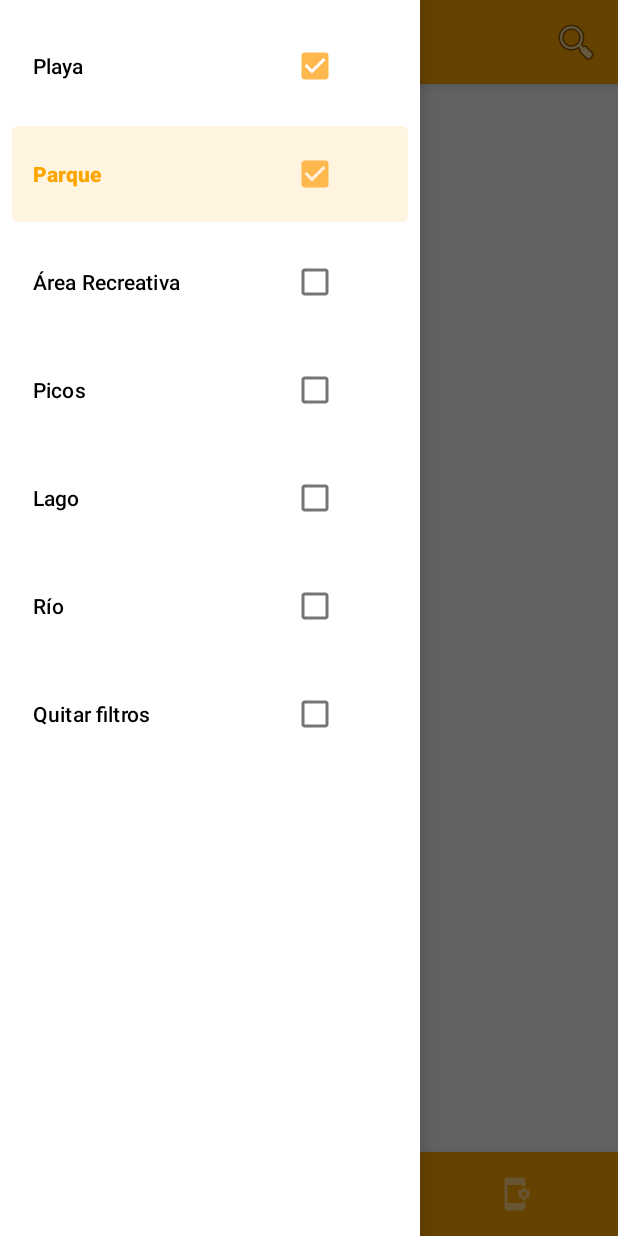
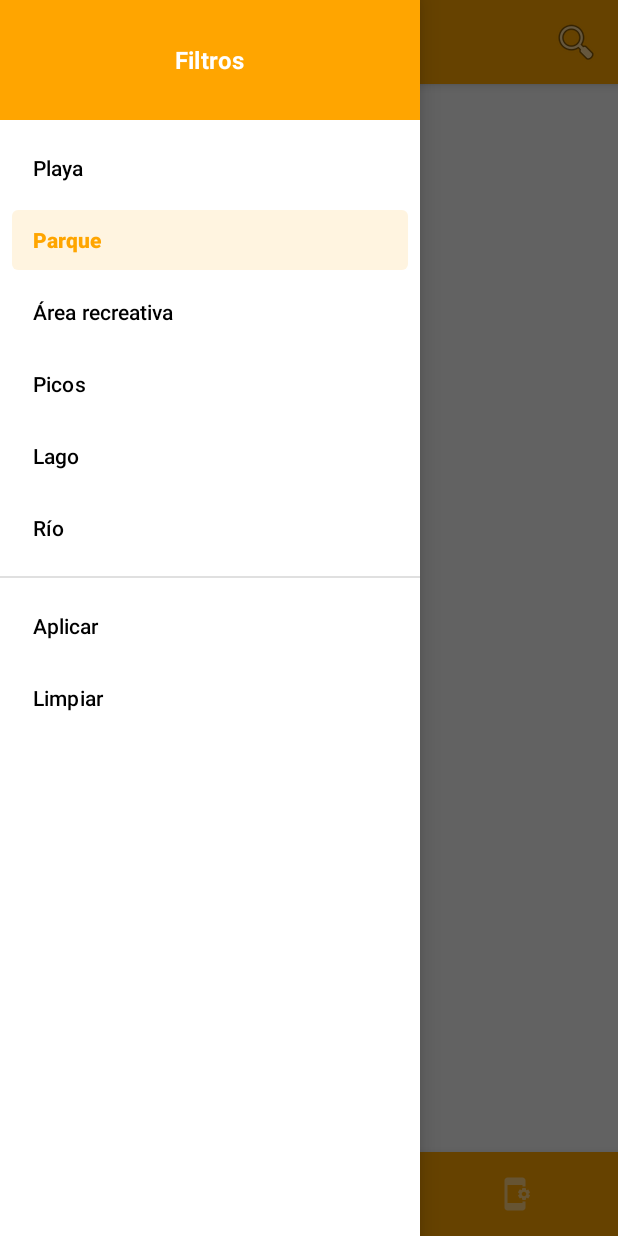
Before and after one commit to isifire/AsturNatura, an Android app: the SettingsFragment screen opened through its navigation route, in the side drawer, after a tap on "Parque", on a phone screen of 412 x 824 dp. Run offline under Robolectric (Android 15) with nearby library versions, the phone set to English and light mode, and no system bars; our stand-ins replace Room's generated code, navigation-ui; 2 statements that could not run were skipped.

Commit message:
añadidos idiomas y mejorada UI de filtros

```diff
--- a/app/build.gradle.kts
+++ b/app/build.gradle.kts
@@ -49,6 +49,9 @@ dependencies {
 
 
     implementation(libs.androidx.navigation.fragment)
+    implementation("androidx.navigation:navigation-fragment-ktx:2.7.7")
+    implementation("androidx.navigation:navigation-ui-ktx:2.7.7")
+
     implementation(libs.androidx.navigation.fragment.ktx)
     implementation(libs.androidx.navigation.ui.ktx)
     implementation(libs.androidx.preference.ktx)
--- a/app/src/main/java/es/uniovi/asturnatura/MainActivity.kt
+++ b/app/src/main/java/es/uniovi/asturnatura/MainActivity.kt
@@ -1,27 +1,19 @@
 package es.uniovi.asturnatura
 
-import android.net.ConnectivityManager
 import android.os.Bundle
-import android.util.Log
 import android.view.Menu
 import android.view.MenuItem
-import android.widget.CheckBox
-import androidx.appcompat.app.ActionBarDrawerToggle
 import androidx.appcompat.app.AppCompatActivity
 import androidx.appcompat.widget.SearchView
 import androidx.appcompat.widget.Toolbar
-import androidx.core.view.ViewCompat
-import androidx.core.view.WindowCompat
-import androidx.core.view.updatePadding
+import androidx.core.view.*
 import androidx.drawerlayout.widget.DrawerLayout
 import androidx.lifecycle.ViewModelProvider
 import androidx.navigation.findNavController
 import androidx.navigation.ui.setupWithNavController
+import com.google.android.material.bottomnavigation.BottomNavigationView
 import com.google.android.material.navigation.NavigationView
-import com.google.android.material.bottomnavigation.BottomNavigationView
 import es.uniovi.asturnatura.viewmodel.EspaciosViewModel
-import androidx.core.view.WindowInsetsCompat
-import androidx.core.view.updatePadding
 
 class MainActivity : AppCompatActivity() {
 
@@ -33,86 +25,86 @@ class MainActivity : AppCompatActivity() {
         super.onCreate(savedInstanceState)
         setContentView(R.layout.activity_main)
 
-
-
         val toolbar = findViewById<Toolbar>(R.id.toolbar)
-        setSupportActionBar(toolbar)
-
         val drawerLayout = findViewById<DrawerLayout>(R.id.drawer_layout)
         val navView = findViewById<NavigationView>(R.id.nav_view)
+        val bottomNavView = findViewById<BottomNavigationView>(R.id.bottom_nav_view)
 
-        val toggle = ActionBarDrawerToggle(
-            this, drawerLayout, toolbar,
-            R.string.navigation_drawer_open,
-            R.string.navigation_drawer_close
-        )
-        drawerLayout.addDrawerListener(toggle)
-        toggle.syncState()
+        val headerView = navView.getHeaderView(0)
+        ViewCompat.setOnApplyWindowInsetsListener(headerView) { view, insets ->
+            val topInset = insets.getInsets(WindowInsetsCompat.Type.statusBars()).top
+            view.setPadding(view.paddingLeft, topInset, view.paddingRight, view.paddingBottom)
+            insets
+        }
+
+        setSupportActionBar(toolbar)
+        supportActionBar?.setDisplayHomeAsUpEnabled(true)
+        toolbar.setNavigationIcon(R.drawable.ic_menu)
+        toolbar.setNavigationOnClickListener {
+            drawerLayout.setDrawerLockMode(DrawerLayout.LOCK_MODE_UNLOCKED)
+            drawerLayout.openDrawer(GravityCompat.START)
+        }
+
+        drawerLayout.setDrawerLockMode(DrawerLayout.LOCK_MODE_LOCKED_CLOSED)
+        drawerLayout.addDrawerListener(object : DrawerLayout.SimpleDrawerListener() {
+            override fun onDrawerClosed(drawerView: android.view.View) {
+                drawerLayout.setDrawerLockMode(DrawerLayout.LOCK_MODE_LOCKED_CLOSED)
+            }
+        })
 
         val navController = findNavController(R.id.nav_host_fragment)
-        val bottomNavView = findViewById<BottomNavigationView>(R.id.bottom_nav_view)
         bottomNavView.setupWithNavController(navController)
 
         ViewCompat.setOnApplyWindowInsetsListener(findViewById(R.id.appBarLayout)) { view, insets ->
-            val systemBars = insets.getInsets(WindowInsetsCompat.Type.systemBars())
-            view.updatePadding(top = systemBars.top)
+            view.updatePadding(top = insets.getInsets(WindowInsetsCompat.Type.systemBars()).top)
             insets
         }
 
         ViewCompat.setOnApplyWindowInsetsListener(bottomNavView) { view, insets ->
-            val systemBars = insets.getInsets(WindowInsetsCompat.Type.systemBars())
-            view.updatePadding(bottom = systemBars.bottom)
+            view.updatePadding(bottom = insets.getInsets(WindowInsetsCompat.Type.systemBars()).bottom)
             insets
         }
-
-        ViewCompat.setOnApplyWindowInsetsListener(bottomNavView) { view, insets ->
-            val systemBars = insets.getInsets(WindowInsetsCompat.Type.systemBars())
-            view.updatePadding(bottom = systemBars.bottom)
-            insets
-        }
-
-
 
         vm = ViewModelProvider(this)[EspaciosViewModel::class.java]
         navView.menu.setGroupCheckable(R.id.group_filters, true, false)
 
         navView.setNavigationItemSelectedListener { menuItem ->
             when (menuItem.itemId) {
-                R.id.filtro_playa -> toggleFiltro("Playa", menuItem)
-                R.id.filtro_parque -> toggleFiltro("Parque", menuItem)
-                R.id.filtro_area -> toggleFiltro("Área Recreativa", menuItem)
-                R.id.filtro_picos -> toggleFiltro("Picos", menuItem)
-                R.id.filtro_lago -> toggleFiltro("Lago", menuItem)
-                R.id.filtro_rio -> toggleFiltro("Río", menuItem)
-                R.id.filtro_todo -> {
+                R.id.btn_aplicar_filtros -> {
+                    vm.actualizarFiltroCategorias(filtrosActivos)
+                    drawerLayout.closeDrawer(GravityCompat.START)
+                    true
+                }
+                R.id.btn_limpiar_filtros -> {
                     filtrosActivos.clear()
                     for (i in 0 until navView.menu.size()) {
-                        navView.menu.getItem(i).isChecked = false
+                        val item = navView.menu.getItem(i)
+                        if (item.groupId == R.id.group_filters) {
+                            item.isChecked = false
+                        }
                     }
+                    vm.actualizarFiltroCategorias(filtrosActivos)
+                    true
+                }
+                else -> {
+                    val nombre = menuItem.title.toString()
+                    menuItem.isChecked = !menuItem.isChecked
+                    if (menuItem.isChecked) {
+                        filtrosActivos.add(nombre)
+                    } else {
+                        filtrosActivos.remove(nombre)
+                    }
+                    false
                 }
             }
-            val cb = menuItem.actionView?.findViewById<CheckBox>(R.id.menu_item_checkbox)
-            cb?.isChecked = menuItem.isChecked
-
-            vm.actualizarFiltroCategorias(filtrosActivos)
-            true
-        }
-    }
-
-    private fun toggleFiltro(nombre: String, item: MenuItem) {
-        item.isChecked = !item.isChecked
-        if (item.isChecked) {
-            filtrosActivos.add(nombre)
-        } else {
-            filtrosActivos.remove(nombre)
         }
     }
 
     override fun onCreateOptionsMenu(menu: Menu?): Boolean {
         menuInflater.inflate(R.menu.menu_main, menu)
+
         val searchItem = menu?.findItem(R.id.action_search)
         val searchView = searchItem?.actionView as? SearchView
-
         searchView?.setOnQueryTextListener(object : SearchView.OnQueryTextListener {
             override fun onQueryTextSubmit(query: String?): Boolean = false
             override fun onQueryTextChange(newText: String?): Boolean {
--- a/app/src/main/java/es/uniovi/asturnatura/ui/SettingsFragment.kt
+++ b/app/src/main/java/es/uniovi/asturnatura/ui/SettingsFragment.kt
@@ -20,8 +20,9 @@ class SettingsFragment : Fragment() {
 
     override fun onViewCreated(view: View, savedInstanceState: Bundle?) {
         val switchNight: SwitchMaterial = view.findViewById(R.id.switchNightMode)
+        val switchLanguage: SwitchMaterial = view.findViewById(R.id.switchLanguage)
 
-        // Inicializa el switch según el modo actual
+        // Modo noche
         val currentMode = AppCompatDelegate.getDefaultNightMode()
         switchNight.isChecked = (currentMode == AppCompatDelegate.MODE_NIGHT_YES)
 
@@ -33,5 +34,28 @@ class SettingsFragment : Fragment() {
 
             AppCompatDelegate.setDefaultNightMode(mode)
         }
+
+        // Modo idioma
+        val prefs = requireContext().getSharedPreferences("settings", 0)
+        val idioma = prefs.getString("idioma", "es")
+        switchLanguage.isChecked = (idioma == "en")
+
+        switchLanguage.setOnCheckedChangeListener { _, isChecked ->
+            val nuevoIdioma = if (isChecked) "en" else "es"
+            prefs.edit().putString("idioma", nuevoIdioma).apply()
+
+            val locale = java.util.Locale(nuevoIdioma)
+            java.util.Locale.setDefault(locale)
+            val config = resources.configuration
+            config.setLocale(locale)
+            requireActivity().baseContext.resources.updateConfiguration(
+                config,
+                requireActivity().baseContext.resources.displayMetrics
+            )
+
+            // Reinicia la actividad para aplicar el idioma
+            requireActivity().recreate()
+        }
     }
+
 }
--- /dev/null
+++ b/app/src/main/res/drawable/ic_menu.xml
@@ -0,0 +1,5 @@
+<vector xmlns:android="http://schemas.android.com/apk/res/android" android:height="24dp" android:tint="#000000" android:viewportHeight="24" android:viewportWidth="24" android:width="24dp">
+
+    <path android:fillColor="@android:color/white" android:pathData="M3,18h18v-2L3,16v2zM3,13h18v-2L3,11v2zM3,6v2h18L21,6L3,6z"/>
+
+</vector>
--- a/app/src/main/res/layout/activity_main.xml
+++ b/app/src/main/res/layout/activity_main.xml
@@ -25,17 +25,18 @@
                 android:id="@+id/appBarLayout"
                 android:layout_width="match_parent"
                 android:layout_height="wrap_content"
-                android:theme="@style/ThemeOverlay.AppCompat.Dark.ActionBar"
-                android:fitsSystemWindows="true">
+                android:theme="@style/ThemeOverlay.AppCompat.DayNight.ActionBar">
 
                 <androidx.appcompat.widget.Toolbar
                     android:id="@+id/toolbar"
                     android:layout_width="match_parent"
                     android:layout_height="?attr/actionBarSize"
                     android:background="?attr/colorPrimary"
-                    app:title="@string/app_name"
-                    app:popupTheme="@style/ThemeOverlay.AppCompat.Light" />
+                    android:theme="?attr/actionBarTheme"
+                    android:popupTheme="@style/ThemeOverlay.AppCompat.Light"
+                    android:title="@string/app_name" />
             </com.google.android.material.appbar.AppBarLayout>
+
 
             <!-- Fragmento principal navegable -->
             <fragment
@@ -71,5 +72,7 @@
         android:layout_height="match_parent"
         android:layout_gravity="start"
         android:fitsSystemWindows="true"
+        app:headerLayout="@layout/nav_header_filtros"
         app:menu="@menu/drawer_menu" />
+
 </androidx.drawerlayout.widget.DrawerLayout>
--- a/app/src/main/res/layout/fragment_home.xml
+++ b/app/src/main/res/layout/fragment_home.xml
@@ -8,7 +8,7 @@
         android:id="@+id/home_text"
         android:layout_width="wrap_content"
         android:layout_height="wrap_content"
-        android:text="Bienvenido a AsturNatura"
+        android:text="@string/bienvenido"
         android:textSize="18sp"
         android:layout_gravity="center" />
 </FrameLayout>
--- /dev/null
+++ b/app/src/main/res/layout/nav_header_filtros.xml
@@ -0,0 +1,20 @@
+<?xml version="1.0" encoding="utf-8"?>
+<LinearLayout xmlns:android="http://schemas.android.com/apk/res/android"
+    android:layout_width="match_parent"
+    android:layout_height="80dp"
+    android:orientation="vertical"
+    android:background="?attr/colorPrimary"
+    android:gravity="center"
+    android:paddingTop="10dp"
+
+    android:fitsSystemWindows="true">
+
+    <TextView
+        android:id="@+id/tvFiltros"
+        android:layout_width="wrap_content"
+        android:layout_height="wrap_content"
+        android:text="@string/titulo_filtros"
+        android:textAppearance="?attr/textAppearanceSubtitle1"
+        android:textColor="@android:color/white"
+        android:textStyle="bold"/>
+</LinearLayout>
--- a/app/src/main/res/layout/toolbar.xml
+++ b/app/src/main/res/layout/toolbar.xml
@@ -1,7 +1,7 @@
-<?xml version="1.0" encoding="utf-8"?>
 <androidx.appcompat.widget.Toolbar xmlns:android="http://schemas.android.com/apk/res/android"
     android:id="@+id/toolbar"
     android:layout_width="match_parent"
     android:layout_height="?attr/actionBarSize"
     android:background="?attr/colorPrimary"
-    android:theme="?attr/actionBarTheme" />
+    android:theme="@style/ThemeOverlay.AppCompat.Dark.ActionBar"
+    />
--- a/app/src/main/res/menu/drawer_menu.xml
+++ b/app/src/main/res/menu/drawer_menu.xml
@@ -1,50 +1,21 @@
-<?xml version="1.0" encoding="utf-8"?>
 <menu xmlns:android="http://schemas.android.com/apk/res/android"
-    xmlns:app="http://schemas.android.com/apk/res-auto">    <!-- ← añade app: -->
+    xmlns:app="http://schemas.android.com/apk/res-auto">
+    <group android:id="@+id/group_filters" android:checkableBehavior="all">
+        <item android:id="@+id/filtro_playa" android:title="@string/playa"/>
+        <item android:id="@+id/filtro_parque" android:title="@string/parque"/>
+        <item android:id="@+id/filtro_area" android:title="@string/area_recreativa"/>
+        <item android:id="@+id/filtro_picos" android:title="@string/picos"/>
+        <item android:id="@+id/filtro_lago" android:title="@string/lago"/>
+        <item android:id="@+id/filtro_rio" android:title="@string/rio"/>
+    </group>
 
-    <group
-        android:id="@+id/group_filters"
-        android:checkableBehavior="all">                        <!-- all = multiparte -->
+    <item
+        android:id="@+id/btn_aplicar_filtros"
+        android:title="@string/aplicar_filtros"
+        app:showAsAction="never" />
 
-        <item
-            android:id="@+id/filtro_playa"
-            android:title="Playa"
-            android:checkable="true"
-            app:actionLayout="@layout/nav_menu_item_checkbox"/>    <!-- ← usa app:actionLayout -->
-
-        <item
-            android:id="@+id/filtro_parque"
-            android:title="Parque"
-            android:checkable="true"
-            app:actionLayout="@layout/nav_menu_item_checkbox"/>
-
-        <item
-            android:id="@+id/filtro_area"
-            android:title="Área Recreativa"
-            android:checkable="true"
-            app:actionLayout="@layout/nav_menu_item_checkbox"/>
-
-        <item
-            android:id="@+id/filtro_picos"
-            android:title="Picos"
-            android:checkable="true"
-            app:actionLayout="@layout/nav_menu_item_checkbox"/>
-
-        <item
-            android:id="@+id/filtro_lago"
-            android:title="Lago"
-            android:checkable="true"
-            app:actionLayout="@layout/nav_menu_item_checkbox"/>
-
-        <item
-            android:id="@+id/filtro_rio"
-            android:title="Río"
-            android:checkable="true"
-            app:actionLayout="@layout/nav_menu_item_checkbox"/>
-
-        <item
-            android:id="@+id/filtro_todo"
-            android:title="Quitar filtros"
-            app:actionLayout="@layout/nav_menu_item_checkbox"/>  <!-- opcional -->
-    </group>
+    <item
+        android:id="@+id/btn_limpiar_filtros"
+        android:title="@string/limpiar_filtros"
+        app:showAsAction="never" />
 </menu>
--- a/app/src/main/res/menu/menu_main.xml
+++ b/app/src/main/res/menu/menu_main.xml
@@ -1,10 +1,8 @@
-<?xml version="1.0" encoding="utf-8"?>
 <menu xmlns:android="http://schemas.android.com/apk/res/android"
     xmlns:app="http://schemas.android.com/apk/res-auto">
-
     <item
         android:id="@+id/action_search"
-        android:title="Buscar"
+        android:title="@string/buscar"
         android:icon="@android:drawable/ic_menu_search"
         app:showAsAction="ifRoom|collapseActionView"
         app:actionViewClass="androidx.appcompat.widget.SearchView" />
--- a/app/src/main/res/values-night/themes.xml
+++ b/app/src/main/res/values-night/themes.xml
@@ -20,4 +20,8 @@
         <item name="android:statusBarColor">@color/colorPrimaryDark</item>
 
     </style>
+    <style name="Widget.Toolbar.Button" parent="Widget.AppCompat.Toolbar.Button.Navigation">
+        <item name="android:tint">@android:color/white</item> <!-- o usa otro color si lo prefieres -->
+    </style>
+
 </resources>
--- a/app/src/main/res/values/strings.xml
+++ b/app/src/main/res/values/strings.xml
@@ -2,5 +2,43 @@
     <string name="app_name">AsturNatura</string>
     <string name="navigation_drawer_open">Abrir menú</string>
     <string name="navigation_drawer_close">Cerrar menú</string>
+    <string name="bubble_title">Título</string>
+    <string name="bubble_description">Descripción</string>
+    <string name="bubble_button">Cómo llegar</string>
+    <string name="bubble_btn_details">Detalles</string>
+    <string name="bubble_close_description">Cerrar</string>
+    <string name="detalle_descripcion">📝 Descripción:</string>
+    <string name="detalle_ubicacion">📍 Ubicación:</string>
+    <string name="detalle_municipio">🏘️ Municipio:</string>
+    <string name="detalle_zona">🗺️ Zona:</string>
+    <string name="detalle_coordenadas">📌 Coordenadas:</string>
+    <string name="detalle_flora">🌱 Flora:</string>
+    <string name="detalle_fauna">🐾 Fauna:</string>
+    <string name="detalle_que_ver">🔍 Qué ver:</string>
+    <string name="detalle_altitud">🏔️ Altitud:</string>
+    <string name="detalle_observaciones">🗒️ Observaciones:</string>
+    <string name="detalle_galeria">🖼️ Galería</string>
+    <string name="detalle_video">▶️ Vídeo</string>
+    <string name="bienvenido">Bienvenido a AsturNatura</string>
+    <string name="modo_noche">Modo noche</string>
+    <string name="modo_idioma">Use English</string>
+    <string name="playa">Playa</string>
+    <string name="parque">Parque</string>
+    <string name="area_recreativa">Área recreativa</string>
+    <string name="picos">Picos</string>
+    <string name="lago">Lago</string>
+    <string name="rio">Río</string>
+    <string name="filtros">Quitar filtros</string>
+    <string name="aplicar_filtros">Aplicar</string>
+    <string name="limpiar_filtros">Limpiar</string>
+    <string name="titulo_filtros">Filtros</string>
+    <string name="abrir_menu">Abrir menú</string>
+    <string name="cerrar_menu">Cerrar menú</string>
+    <string name="buscar">Buscar</string>
+
+
+
+
+
 
 </resources>
--- a/app/src/main/res/values/themes.xml
+++ b/app/src/main/res/values/themes.xml
@@ -20,4 +20,7 @@
         <item name="android:statusBarColor">@color/colorPrimaryVariant</item>
 
     </style>
+    <style name="Widget.Toolbar.Button" parent="Widget.AppCompat.Toolbar.Button.Navigation">
+        <item name="android:tint">@android:color/white</item>
+    </style>
 </resources>
```
Also changed, not shown: app/src/main/res/layout/bonuspack_bubble.xml (+5 -5 lines), app/src/main/res/layout/fragment_detalle_espacio.xml (+12 -12 lines), app/src/main/res/layout/fragment_settings.xml (+10 -1 lines), 2 other files.
